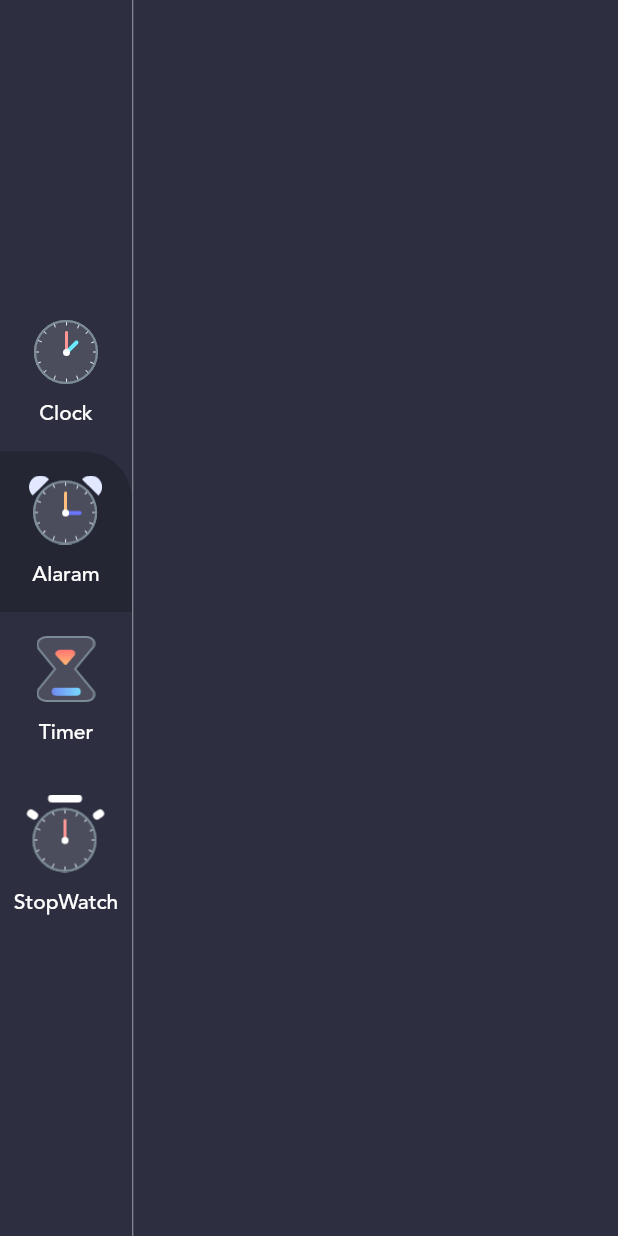
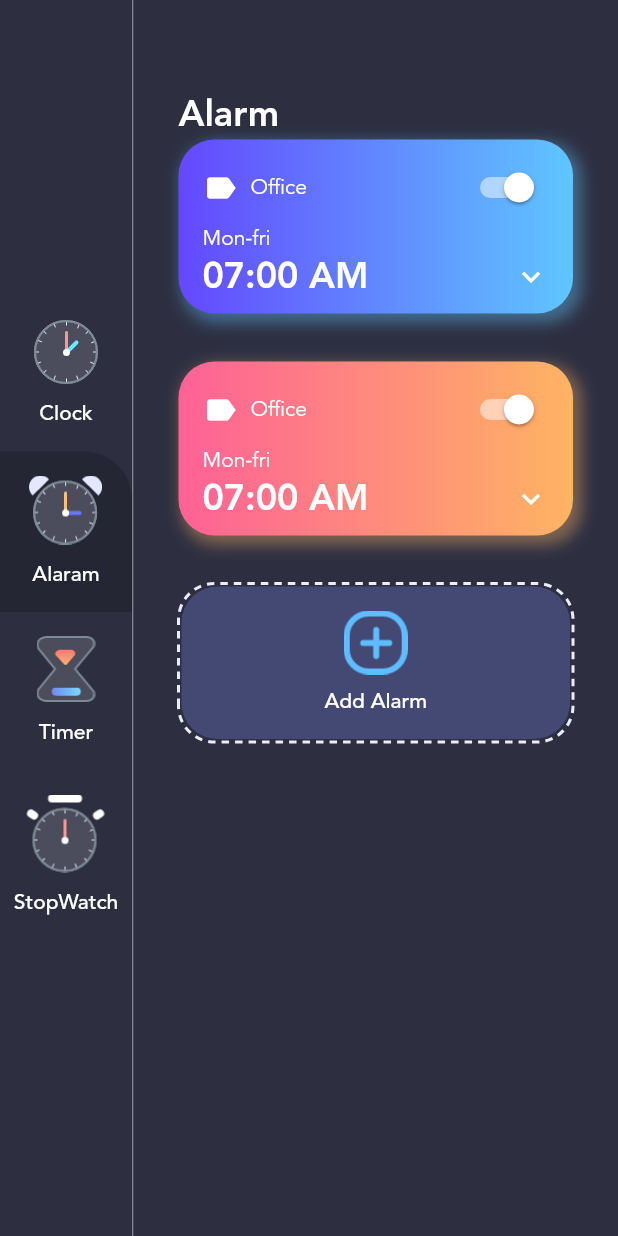
Before and after one commit to impruthvi/Clock, a Flutter app: the screen it shows after launch, after a tap on "Alaram", on a phone screen of 412 x 824 dp. Run offline on Flutter 3.47's test engine with Material 2 defaults, Android fonts, the phone set to English and light mode, and no system bars; drawn by our look-alikes of dotted_border.

Commit message:
Create alarm page

```diff
--- a/lib/data.dart
+++ b/lib/data.dart
@@ -1,9 +1,35 @@
+import 'package:clock_app/constants/theme_data.dart';
+
 import 'enums.dart';
-import 'menu_info.dart';
+import 'models/alarm_info.dart';
+import 'models/menu_info.dart';
 
 List<MenuInfo> menuItems = [
-  MenuInfo(MenuType.clock, title: 'Clock', imageSource: "assets/clock_icon.png"),
-  MenuInfo(MenuType.alarm, title: 'Alaram', imageSource: "assets/alarm_icon.png"),
-  MenuInfo(MenuType.timer, title: 'Timer', imageSource: "assets/timer_icon.png"),
-  MenuInfo(MenuType.stopwatch, title: 'StopWatch', imageSource: "assets/stopwatch_icon.png")
+  MenuInfo(MenuType.clock,
+      title: 'Clock', imageSource: "assets/clock_icon.png"),
+  MenuInfo(MenuType.alarm,
+      title: 'Alaram', imageSource: "assets/alarm_icon.png"),
+  MenuInfo(MenuType.timer,
+      title: 'Timer', imageSource: "assets/timer_icon.png"),
+  MenuInfo(MenuType.stopwatch,
+      title: 'StopWatch', imageSource: "assets/stopwatch_icon.png")
 ];
+
+List<AlarmInfo> alarms = [
+  AlarmInfo(
+    DateTime.now().add(
+      Duration(hours: 1),
+    ),
+    description: "office",
+    gradientColors: GradientColors.sky
+  ),
+
+  AlarmInfo(
+    DateTime.now().add(
+      Duration(hours: 2),
+    ),
+    description: "Word",
+
+    gradientColors: GradientColors.sunset
+  )
+];
--- a/lib/homepage.dart
+++ /dev/null
@@ -1,184 +0,0 @@
-import 'package:clock_app/clock_view.dart';
-import 'package:clock_app/constants/theme_data.dart';
-import 'package:clock_app/data.dart';
-import 'package:clock_app/enums.dart';
-import 'package:clock_app/menu_info.dart';
-import 'package:flutter/material.dart';
-import 'package:intl/intl.dart';
-import 'package:provider/provider.dart';
-
-class HomePage extends StatefulWidget {
-  @override
-  _HomePageState createState() => _HomePageState();
-}
-
-class _HomePageState extends State<HomePage> {
-  @override
-  Widget build(BuildContext context) {
-    var now = DateTime.now();
-    var formattedTime = DateFormat('HH:mm').format(now);
-    var formattedDate = DateFormat('EEE, d MMM').format(now);
-
-    var timezoneString = now.timeZoneOffset.toString().split('.').first;
-    var offsetSign = "";
-    if (!timezoneString.startsWith("-")) {
-      offsetSign = "+";
-    }
-    return Scaffold(
-      backgroundColor: Color(0xFF2D2F41),
-      body: Row(
-        children: [
-          Column(
-              mainAxisAlignment: MainAxisAlignment.center,
-              children: menuItems
-                  .map((currentmenuInfo) => buildMenuButton(currentmenuInfo))
-                  .toList()),
-          VerticalDivider(
-            color: Colors.white54,
-            width: 1,
-          ),
-          Expanded(
-            child: Consumer<MenuInfo>(
-              builder: (BuildContext context, value, Widget child) {
-
-                if(value.menuType !=MenuType.clock) return Container();
-                return Container(
-                  padding: EdgeInsets.symmetric(vertical: 60, horizontal: 30),
-                  child: Column(
-                    crossAxisAlignment: CrossAxisAlignment.start,
-                    children: [
-                      Flexible(
-                        flex: 1,
-                        fit: FlexFit.tight,
-                        child: Text(
-                          "Clock",
-                          style: TextStyle(
-                              fontFamily: "avenir",
-                              fontWeight: FontWeight.w700,
-                              color: Colors.white,
-                              fontSize: 24),
-                        ),
-                      ),
-                      Flexible(
-                        flex: 2,
-                        fit: FlexFit.tight,
-                        child: Column(
-                          crossAxisAlignment: CrossAxisAlignment.start,
-                          children: [
-                            Text(
-                              formattedTime,
-                              style: TextStyle(
-                                  fontFamily: "avenir",
-                                  fontWeight: FontWeight.w300,
-                                  color: Colors.white,
-                                  fontSize: 64),
-                            ),
-                            Text(
-                              formattedDate,
-                              style: TextStyle(
-                                  fontFamily: "avenir",
-                                  fontWeight: FontWeight.w200,
-                                  color: Colors.white,
-                                  fontSize: 20),
-                            ),
-                          ],
-                        ),
-                      ),
-                      Flexible(
-                        flex: 5,
-                        fit: FlexFit.tight,
-                        child: Align(
-                          alignment: Alignment.center,
-                          child: ClockView(
-                            size: MediaQuery.of(context).size.height / 3.5,
-                          ),
-                        ),
-                      ),
-                      SizedBox(height: 30),
-                      Flexible(
-                        flex: 2,
-                        fit: FlexFit.tight,
-                        child: Column(
-                          crossAxisAlignment: CrossAxisAlignment.start,
-                          children: [
-                            Flexible(
-                              child: Text(
-                                "TimeZone",
-                                style: TextStyle(
-                                    fontFamily: "avenir",
-                                    fontWeight: FontWeight.w400,
-                                    color: Colors.white,
-                                    fontSize: 24),
-                              ),
-                            ),
-                            SizedBox(height: 16),
-                            Row(
-                              children: <Widget>[
-                                Icon(
-                                  Icons.language,
-                                  color: Colors.white,
-                                ),
-                                SizedBox(
-                                  width: 8,
-                                ),
-                                Text(
-                                  "UTC" + offsetSign + timezoneString,
-                                  style: TextStyle(
-                                    fontFamily: "avenir",
-                                    color: Colors.white,
-                                    fontSize: 14,
-                                    fontWeight: FontWeight.w300,
-                                  ),
-                                ),
-                              ],
-                            ),
-                          ],
-                        ),
-                      ),
-                    ],
-                  ),
-                );
-              },
-            ),
-          ),
-        ],
-      ),
-    );
-  }
-
-  Widget buildMenuButton(MenuInfo currentmenuInfo) {
-    return Consumer<MenuInfo>(
-      builder: (BuildContext context, value, Widget child) {
-        return FlatButton(
-          shape: RoundedRectangleBorder(
-              borderRadius: BorderRadius.only(topRight: Radius.circular(32))),
-          padding: const EdgeInsets.symmetric(vertical: 16),
-          color: currentmenuInfo.menuType == value.menuType
-              ? CustomColors.menuBackgroundColor
-              : Colors.transparent,
-          onPressed: () {
-            var menuInfo = Provider.of<MenuInfo>(context, listen: false);
-
-            menuInfo.updateMenu(currentmenuInfo);
-          },
-          child: Column(
-            children: <Widget>[
-              Image.asset(
-                currentmenuInfo.imageSource,
-                scale: 1.5,
-              ),
-              SizedBox(
-                height: 10,
-              ),
-              Text(
-                currentmenuInfo.title,
-                style: TextStyle(
-                    fontFamily: "avenir", color: Colors.white, fontSize: 14),
-              ),
-            ],
-          ),
-        );
-      },
-    );
-  }
-}
--- a/lib/main.dart
+++ b/lib/main.dart
@@ -1,9 +1,9 @@
-import 'package:clock_app/menu_info.dart';
+import 'package:clock_app/models/menu_info.dart';
 import 'package:flutter/material.dart';
 import 'package:provider/provider.dart';
 
 import 'enums.dart';
-import 'homepage.dart';
+import 'views/homepage.dart';
 
 void main() {
   runApp(MyApp());
--- /dev/null
+++ b/lib/models/alarm_info.dart
@@ -0,0 +1,10 @@
+import 'package:flutter/material.dart';
+
+class AlarmInfo {
+  DateTime alaramDateTime;
+  String description;
+  bool isActive;
+  List<Color> gradientColors;
+
+  AlarmInfo(this.alaramDateTime, {this.description,this.gradientColors});
+}
--- /dev/null
+++ b/lib/views/alarm_page.dart
@@ -0,0 +1,140 @@
+import 'package:clock_app/data.dart';
+import 'package:dotted_border/dotted_border.dart';
+import 'package:flutter/material.dart';
+
+import '../constants/theme_data.dart';
+
+class AlarmPage extends StatefulWidget {
+  @override
+  _AlarmPageState createState() => _AlarmPageState();
+}
+
+class _AlarmPageState extends State<AlarmPage> {
+  @override
+  Widget build(BuildContext context) {
+    return Container(
+      padding: EdgeInsets.symmetric(vertical: 60, horizontal: 30),
+      child: Column(
+        crossAxisAlignment: CrossAxisAlignment.start,
+        children: <Widget>[
+          Text(
+            "Alarm",
+            style: TextStyle(
+                fontFamily: "avenir",
+                fontWeight: FontWeight.w700,
+                color: Colors.white,
+                fontSize: 24),
+          ),
+          Expanded(
+            child: ListView(
+              children: alarms.map<Widget>((alarm) {
+                return Container(
+                  margin: const EdgeInsets.only(bottom: 32),
+                  padding: EdgeInsets.symmetric(vertical: 8, horizontal: 16),
+                  decoration: BoxDecoration(
+                    gradient: LinearGradient(
+                      colors: alarm.gradientColors,
+                      begin: Alignment.centerLeft,
+                      end: Alignment.centerRight,
+                    ),
+                    boxShadow: [
+                      BoxShadow(
+                          color: alarm.gradientColors.last.withOpacity(0.4),
+                          blurRadius: 8,
+                          spreadRadius: 2,
+                          offset: Offset(4, 4)),
+                    ],
+                    borderRadius: BorderRadius.all(
+                      Radius.circular(24),
+                    ),
+                  ),
+                  child: Column(
+                    crossAxisAlignment: CrossAxisAlignment.start,
+                    children: <Widget>[
+                      Row(
+                        mainAxisAlignment: MainAxisAlignment.spaceBetween,
+                        children: <Widget>[
+                          Row(
+                            children: [
+                              Icon(
+                                Icons.label,
+                                color: Colors.white,
+                                size: 24,
+                              ),
+                              SizedBox(width: 8),
+                              Text(
+                                "Office",
+                                style: TextStyle(
+                                    color: Colors.white, fontFamily: 'avenir'),
+                              ),
+                            ],
+                          ),
+                          Switch(
+                            onChanged: (bool value) {},
+                            value: true,
+                            activeColor: Colors.white,
+                          ),
+                        ],
+                      ),
+                      Text(
+                        "Mon-fri",
+                        style: TextStyle(
+                            color: Colors.white, fontFamily: 'avenir'),
+                      ),
+                      Row(
+                        mainAxisAlignment: MainAxisAlignment.spaceBetween,
+                        children: [
+                          Text(
+                            "07:00 AM",
+                            style: TextStyle(
+                                color: Colors.white,
+                                fontFamily: 'avenir',
+                                fontWeight: FontWeight.w700,
+                                fontSize: 24),
+                          ),
+                          Icon(Icons.keyboard_arrow_down, color: Colors.white)
+                        ],
+                      ),
+                    ],
+                  ),
+                );
+              }).followedBy([
+                DottedBorder(
+                  strokeWidth: 2,
+                  color: CustomColors.clockOutline,
+                  radius: Radius.circular(24),
+                  dashPattern: [5,4],
+                  borderType: BorderType.RRect,
+                  child: Container(
+                    width: double.infinity,
+                    decoration: BoxDecoration(
+                        color: CustomColors.clockBG,
+                        borderRadius: BorderRadius.all(Radius.circular(24))),
+                    child: FlatButton(
+                      padding:
+                          EdgeInsets.symmetric(vertical: 16, horizontal: 32),
+                      onPressed: () {},
+                      child: Column(
+                        children: <Widget>[
+                          Image.asset("assets/add_alarm.png", scale: 1.5),
+                          SizedBox(height: 8),
+                          Text(
+                            "Add Alarm",
+                            style: TextStyle(
+                              color: Colors.white,
+                              fontFamily: 'avenir',
+                            ),
+                          ),
+                        ],
+                      ),
+                    ),
+                  ),
+                ),
+              ]).toList(),
+            ),
+          ),
+        ],
+      ),
+    );
+  }
+}
--- /dev/null
+++ b/lib/views/clock_page.dart
@@ -0,0 +1,120 @@
+import 'package:flutter/material.dart';
+import 'package:intl/intl.dart';
+
+import 'clock_view.dart';
+
+class ClockPage extends StatefulWidget {
+  @override
+  _ClockPageState createState() => _ClockPageState();
+}
+
+class _ClockPageState extends State<ClockPage> {
+  @override
+  Widget build(BuildContext context) {
+    var now = DateTime.now();
+    var formattedTime = DateFormat('HH:mm').format(now);
+    var formattedDate = DateFormat('EEE, d MMM').format(now);
+
+    var timezoneString = now.timeZoneOffset.toString().split('.').first;
+    var offsetSign = "";
+    if (!timezoneString.startsWith("-")) {
+      offsetSign = "+";
+    }
+    return Container(
+      padding: EdgeInsets.symmetric(vertical: 60, horizontal: 30),
+      child: Column(
+        crossAxisAlignment: CrossAxisAlignment.start,
+        children: [
+          Flexible(
+            flex: 1,
+            fit: FlexFit.tight,
+            child: Text(
+              "Clock",
+              style: TextStyle(
+                  fontFamily: "avenir",
+                  fontWeight: FontWeight.w700,
+                  color: Colors.white,
+                  fontSize: 24),
+            ),
+          ),
+          Flexible(
+            flex: 2,
+            fit: FlexFit.tight,
+            child: Column(
+              crossAxisAlignment: CrossAxisAlignment.start,
+              children: [
+                Text(
+                  formattedTime,
+                  style: TextStyle(
+                      fontFamily: "avenir",
+                      fontWeight: FontWeight.w300,
+                      color: Colors.white,
+                      fontSize: 64),
+                ),
+                Text(
+                  formattedDate,
+                  style: TextStyle(
+                      fontFamily: "avenir",
+                      fontWeight: FontWeight.w200,
+                      color: Colors.white,
+                      fontSize: 20),
+                ),
+              ],
+            ),
+          ),
+          Flexible(
+            flex: 5,
+            fit: FlexFit.tight,
+            child: Align(
+              alignment: Alignment.center,
+              child: ClockView(
+                size: MediaQuery.of(context).size.height / 3.5,
+              ),
+            ),
+          ),
+          SizedBox(height: 30),
+          Flexible(
+            flex: 2,
+            fit: FlexFit.tight,
+            child: Column(
+              crossAxisAlignment: CrossAxisAlignment.start,
+              children: [
+                Flexible(
+                  child: Text(
+                    "TimeZone",
+                    style: TextStyle(
+                        fontFamily: "avenir",
+                        fontWeight: FontWeight.w400,
+                        color: Colors.white,
+                        fontSize: 24),
+                  ),
+                ),
+                SizedBox(height: 16),
+                Row(
+                  children: <Widget>[
+                    Icon(
+                      Icons.language,
+                      color: Colors.white,
+                    ),
+                    SizedBox(
+                      width: 8,
+                    ),
+                    Text(
+                      "UTC" + offsetSign + timezoneString,
+                      style: TextStyle(
+                        fontFamily: "avenir",
+                        color: Colors.white,
+                        fontSize: 14,
+                        fontWeight: FontWeight.w300,
+                      ),
+                    ),
+                  ],
+                ),
+              ],
+            ),
+          ),
+        ],
+      ),
+    );
+  }
+}
--- a/lib/clock_view.dart
+++ b/lib/views/clock_view.dart
@@ -116,6 +116,7 @@
       var x2 = centerX + innerCircleRadius * cos(i * pi / 180);
       var y2 = centerX + innerCircleRadius * sin(i * pi / 180);
       canvas.drawLine(Offset(x1, y1), Offset(x2, y2), dashBrush);
+
     }
   }
 
--- /dev/null
+++ b/lib/views/homepage.dart
@@ -0,0 +1,84 @@
+import 'package:clock_app/views/clock_page.dart';
+
+import 'package:clock_app/constants/theme_data.dart';
+import 'package:clock_app/data.dart';
+import 'package:clock_app/enums.dart';
+import 'package:clock_app/models/menu_info.dart';
+import 'package:flutter/material.dart';
+
+import 'package:provider/provider.dart';
+
+import 'alarm_page.dart';
+
+class HomePage extends StatefulWidget {
+  @override
+  _HomePageState createState() => _HomePageState();
+}
+
+class _HomePageState extends State<HomePage> {
+  @override
+  Widget build(BuildContext context) {
+    return Scaffold(
+      backgroundColor: Color(0xFF2D2F41),
+      body: Row(
+        children: [
+          Column(
+              mainAxisAlignment: MainAxisAlignment.center,
+              children: menuItems
+                  .map((currentmenuInfo) => buildMenuButton(currentmenuInfo))
+                  .toList()),
+          VerticalDivider(
+            color: Colors.white54,
+            width: 1,
+          ),
+          Expanded(
+            child: Consumer<MenuInfo>(
+                builder: (BuildContext context, value, Widget child) {
+              if (value.menuType == MenuType.clock) {
+                return ClockPage();
+              } else if (value.menuType == MenuType.alarm) {
+                return AlarmPage();
+              }
+            }),
+          ),
+        ],
+      ),
+    );
+  }
+
+  Widget buildMenuButton(MenuInfo currentmenuInfo) {
+    return Consumer<MenuInfo>(
+      builder: (BuildContext context, value, Widget child) {
+        return FlatButton(
+          shape: RoundedRectangleBorder(
+              borderRadius: BorderRadius.only(topRight: Radius.circular(32))),
+          padding: const EdgeInsets.symmetric(vertical: 16),
+          color: currentmenuInfo.menuType == value.menuType
+              ? CustomColors.menuBackgroundColor
+              : Colors.transparent,
+          onPressed: () {
+            var menuInfo = Provider.of<MenuInfo>(context, listen: false);
+
+            menuInfo.updateMenu(currentmenuInfo);
+          },
+          child: Column(
+            children: <Widget>[
+              Image.asset(
+                currentmenuInfo.imageSource,
+                scale: 1.5,
+              ),
+              SizedBox(
+                height: 10,
+              ),
+              Text(
+                currentmenuInfo.title,
+                style: TextStyle(
+                    fontFamily: "avenir", color: Colors.white, fontSize: 14),
+              ),
+            ],
+          ),
+        );
+      },
+    );
+  }
+}
--- a/pubspec.yaml
+++ b/pubspec.yaml
@@ -30,6 +30,7 @@
   cupertino_icons: ^1.0.0
   intl: ^0.16.1
   provider: ^4.1.3
+  dotted_border: ^1.0.5
 
 dev_dependencies:
   flutter_test:
```
Also changed, not shown: lib/models/menu_info.dart (line endings or trailing spaces), pubspec.lock.
